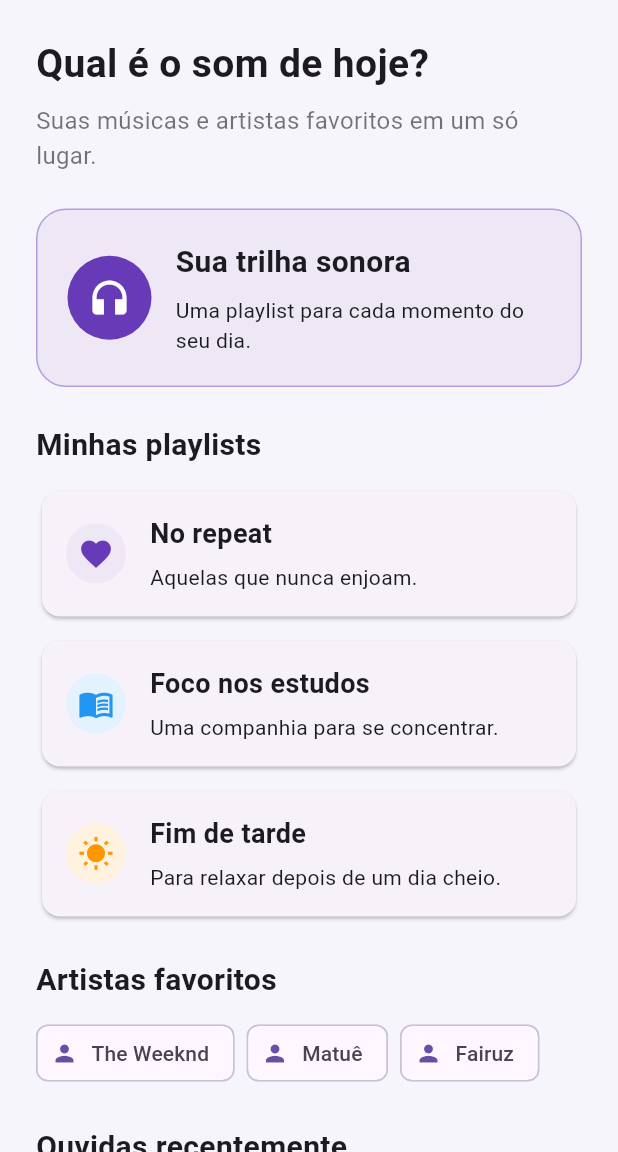
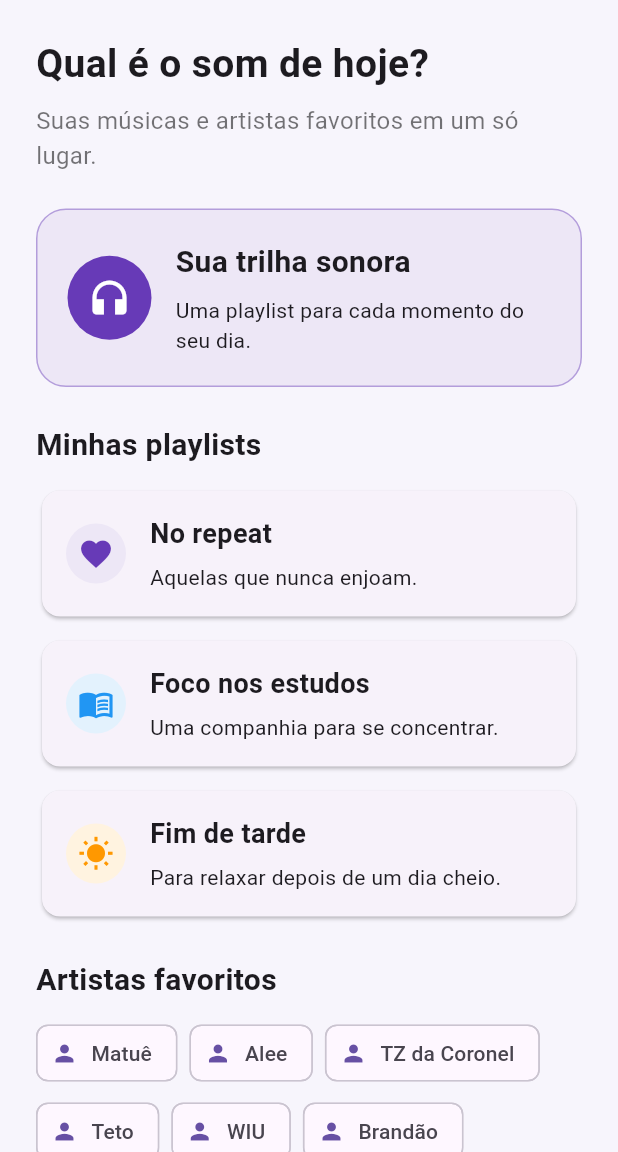
Before and after one commit to jehh3/soundbox, a Flutter app: the screen it shows after launch, on a phone screen of 412 x 824 dp, the part 84-1236 px from its top. Run offline on Flutter 3.47's test engine with Material 3 defaults, Android fonts, the phone set to English and light mode, and no system bars.

Commit message:
Atualizar artistas na captura visual

```diff
--- a/lib/Playlist.dart
+++ b/lib/Playlist.dart
@@ -154,11 +154,21 @@ class Playlist extends StatelessWidget {
                   runSpacing: 4,
                   children: [
                     Chip(avatar: Icon(Icons.person, size: 18),
-                        label: Text('The Weeknd')),
-                    Chip(avatar: Icon(Icons.person, size: 18),
                         label: Text('Matuê')),
                     Chip(avatar: Icon(Icons.person, size: 18),
-                        label: Text('Fairuz')),
+                        label: Text('Alee')),
+                    Chip(avatar: Icon(Icons.person, size: 18),
+                        label: Text('TZ da Coronel')),
+                    Chip(avatar: Icon(Icons.person, size: 18),
+                        label: Text('Teto')),
+                    Chip(avatar: Icon(Icons.person, size: 18),
+                        label: Text('WIU')),
+                    Chip(avatar: Icon(Icons.person, size: 18),
+                        label: Text('Brandão')),
+                    Chip(avatar: Icon(Icons.person, size: 18),
+                        label: Text('Veigh')),
+                    Chip(avatar: Icon(Icons.person, size: 18),
+                        label: Text('Yunk Vino')),
                   ],
                 ),
                 const SizedBox(height: 24),
@@ -175,8 +185,8 @@ class Playlist extends StatelessWidget {
                     children: [
                       ListTile(
                         leading: Icon(Icons.music_note, color: Colors.deepPurple),
-                        title: Text('Blinding Lights'),
-                        subtitle: Text('The Weeknd'),
+                        title: Text('M4'),
+                        subtitle: Text('Teto'),
                       ),
                       Divider(height: 1, indent: 16, endIndent: 16),
                       ListTile(
@@ -187,8 +197,8 @@ class Playlist extends StatelessWidget {
                       Divider(height: 1, indent: 16, endIndent: 16),
                       ListTile(
                         leading: Icon(Icons.music_note, color: Colors.deepPurple),
-                        title: Text('Nassam Alayna El Hawa'),
-                        subtitle: Text('Fairuz'),
+                        title: Text('Coração de Gelo'),
+                        subtitle: Text('WIU'),
                       ),
                     ],
                   ),
```
